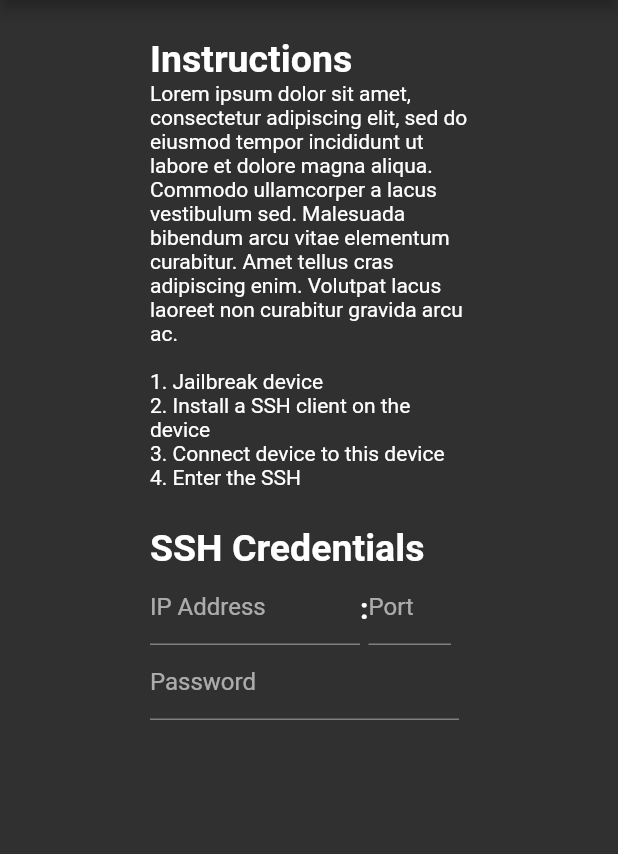
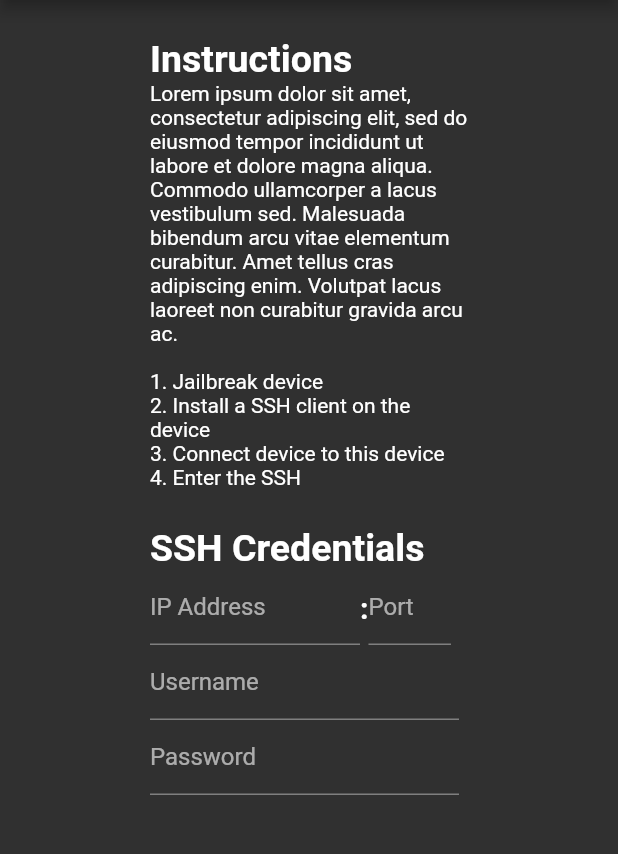
Before and after one commit to maxinnes/darwinFileIndexerResults, a Flutter app: the screen it shows after launch, on a phone screen of 412 x 824 dp, the part 84-938 px from its top. Run offline on Flutter 3.47's test engine with Material 2 defaults, Android fonts, the phone set to English and light mode, and no system bars; our stand-ins replace syncfusion_flutter_charts; missing offline and left inert: window_manager.

Commit message:
Small change

```diff
--- a/lib/main.dart
+++ b/lib/main.dart
@@ -104,6 +104,13 @@ class LandingPage extends StatelessWidget {
                     width: 206,
                     height: 50,
                     child: TextField(
+                      decoration: InputDecoration(labelText: "Username"),
+                    ),
+                  ),
+                  const SizedBox(
+                    width: 206,
+                    height: 50,
+                    child: TextField(
                       decoration: InputDecoration(labelText: "Password"),
                     ),
                   )
```
